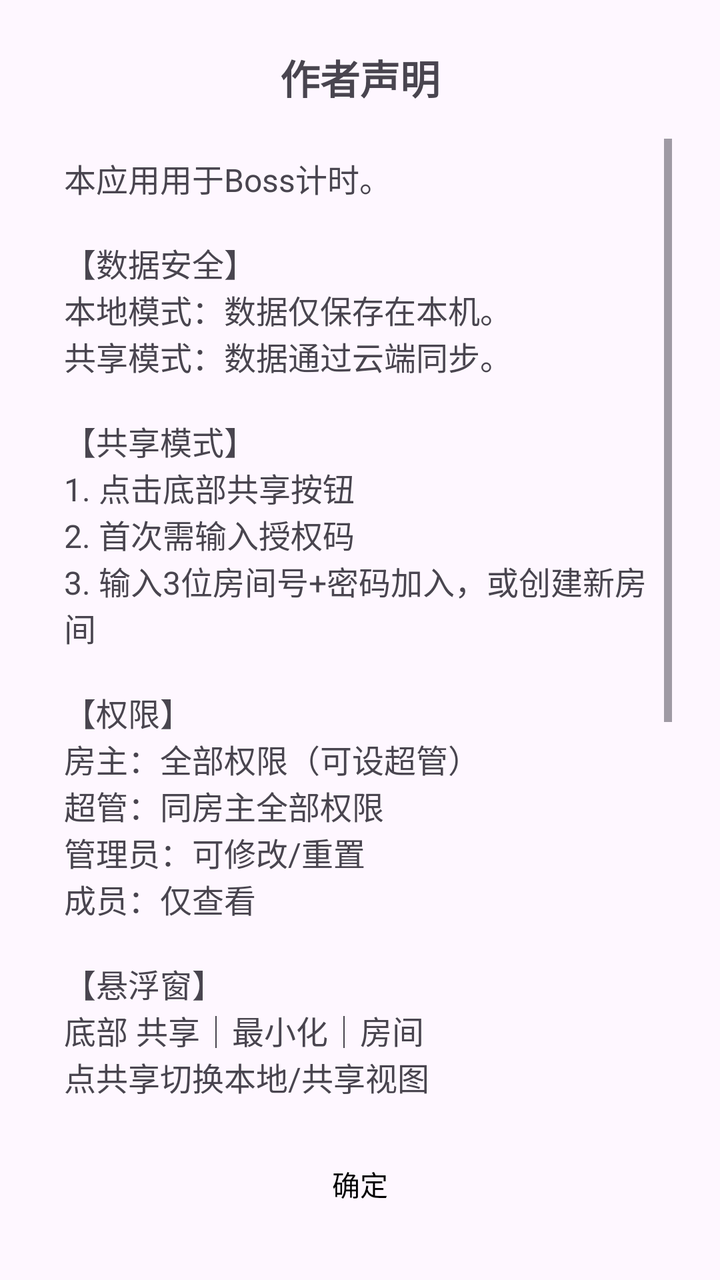
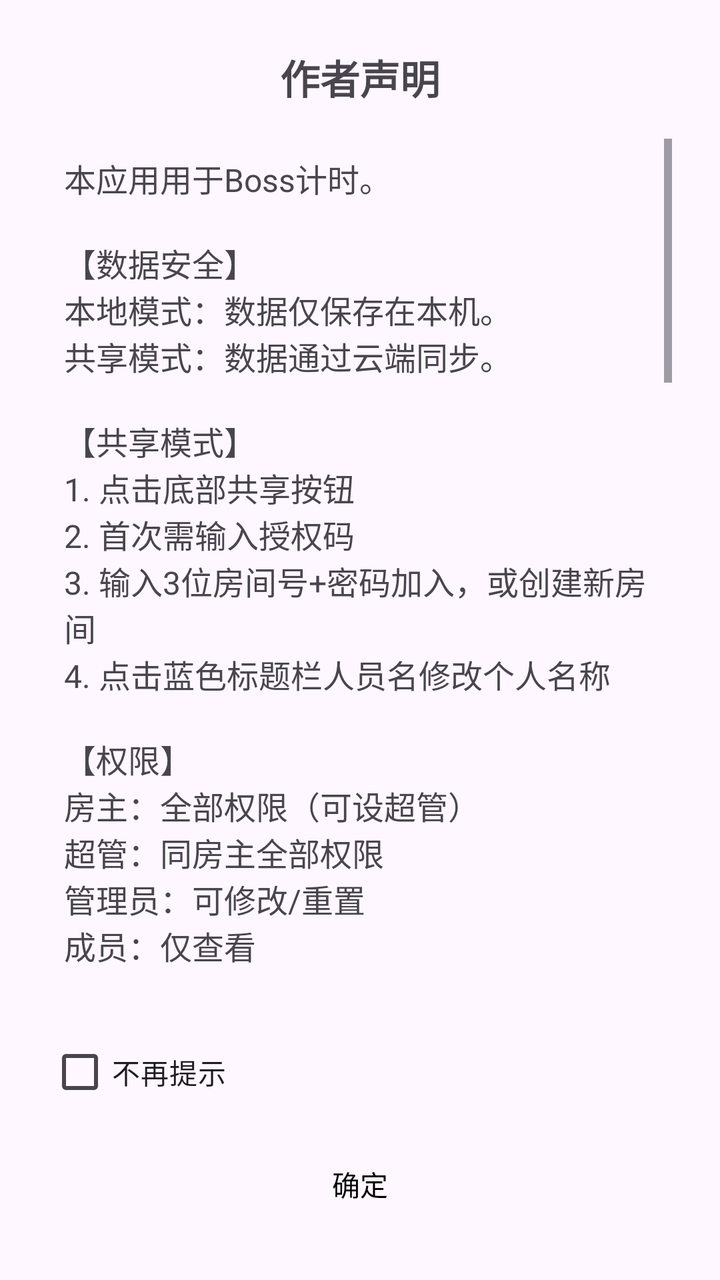

Two renders of the same Android screen: before a commit and after it. Below are the layout's source before the change and the commit's diff.
<!-- AndroidManifest.xml: application theme Theme.Boss -->
<!-- res/layout/dialog_author.xml -->
<?xml version="1.0" encoding="utf-8"?>
<LinearLayout xmlns:android="http://schemas.android.com/apk/res/android"
    android:layout_width="match_parent"
    android:layout_height="wrap_content"
    android:orientation="vertical"
    android:padding="24dp">

    <TextView
        android:layout_width="match_parent"
        android:layout_height="wrap_content"
        android:text="@string/author_dialog_title"
        android:textSize="20sp"
        android:textStyle="bold"
        android:gravity="center"
        android:layout_marginBottom="16dp"/>

    <ScrollView
        android:layout_width="match_parent"
        android:layout_height="0dp"
        android:layout_weight="1"
        android:scrollbars="vertical"
        android:fadeScrollbars="false"
        android:maxHeight="300dp">

        <TextView
            android:layout_width="match_parent"
            android:layout_height="wrap_content"
            android:text="@string/author_statement"
            android:textSize="16sp"
            android:padding="8dp"/>

    </ScrollView>

    <Button
        android:id="@+id/btn_ok"
        android:layout_width="match_parent"
        android:layout_height="wrap_content"
        android:text="@string/dialog_button_ok"
        android:textColor="#000000"
        android:layout_marginTop="16dp"
        android:background="@android:color/transparent"/>

</LinearLayout>
<!-- resources referenced by this layout -->
<resources>
  <string name="author_dialog_title">作者声明</string>
  <string name="author_statement">本应用用于Boss计时。\n\n【数据安全】\n本地模式：数据仅保存在本机。\n共享模式：数据通过云端同步。\n\n【共享模式】\n1. 点击底部"共享"按钮\n2. 首次需输入授权码\n3. 输入3位房间号+密码加入，或创建新房间\n\n【权限】\n房主：全部权限（可设超管）\n超管：同房主全部权限\n管理员：可修改/重置\n成员：仅查看\n\n【悬浮窗】\n底部 共享｜最小化｜房间\n点"共享"切换本地/共享视图\n点"房间"查看信息或房间列表\n蓝色栏左侧☆可收藏房间\n收藏后点房间按钮可直接加入\n\n【同步】\n房主/超管操作即时推送云端\n每60秒自动检查版本号\n版本变化时下载更新\n\n【三语】\n搜索框右侧🌐切换中英韩。\n\n【联系】\nQQ: 1781391759 / 810026494</string>
  <string name="dialog_button_ok">确定</string>
  <style name="Theme.Boss" parent="Base.Theme.Boss" />
  <style name="Base.Theme.Boss" parent="Theme.Material3.DayNight.NoActionBar">
          
          
      </style>
</resources>

<!-- the commit's change to res/layout/dialog_author.xml (unified diff, before → after) -->
@@ -31,13 +31,21 @@
 
     </ScrollView>
 
+    <CheckBox
+        android:id="@+id/chk_no_more"
+        android:layout_width="match_parent"
+        android:layout_height="wrap_content"
+        android:text="@string/no_more_tip"
+        android:textSize="14sp"
+        android:layout_marginTop="8dp" />
+
     <Button
         android:id="@+id/btn_ok"
         android:layout_width="match_parent"
         android:layout_height="wrap_content"
         android:text="@string/dialog_button_ok"
         android:textColor="#000000"
-        android:layout_marginTop="16dp"
+        android:layout_marginTop="8dp"
         android:background="@android:color/transparent"/>
 
 </LinearLayout>
<!-- resource entries referenced after the edit -->
@@ -1,8 +1,9 @@
 <!-- resources referenced by this layout -->
 <resources>
   <string name="author_dialog_title">作者声明</string>
-  <string name="author_statement">本应用用于Boss计时。\n\n【数据安全】\n本地模式：数据仅保存在本机。\n共享模式：数据通过云端同步。\n\n【共享模式】\n1. 点击底部"共享"按钮\n2. 首次需输入授权码\n3. 输入3位房间号+密码加入，或创建新房间\n\n【权限】\n房主：全部权限（可设超管）\n超管：同房主全部权限\n管理员：可修改/重置\n成员：仅查看\n\n【悬浮窗】\n底部 共享｜最小化｜房间\n点"共享"切换本地/共享视图\n点"房间"查看信息或房间列表\n蓝色栏左侧☆可收藏房间\n收藏后点房间按钮可直接加入\n\n【同步】\n房主/超管操作即时推送云端\n每60秒自动检查版本号\n版本变化时下载更新\n\n【三语】\n搜索框右侧🌐切换中英韩。\n\n【联系】\nQQ: 1781391759 / 810026494</string>
+  <string name="author_statement">本应用用于Boss计时。\n\n【数据安全】\n本地模式：数据仅保存在本机。\n共享模式：数据通过云端同步。\n\n【共享模式】\n1. 点击底部"共享"按钮\n2. 首次需输入授权码\n3. 输入3位房间号+密码加入，或创建新房间\n4. 点击蓝色标题栏人员名修改个人名称\n\n【权限】\n房主：全部权限（可设超管）\n超管：同房主全部权限\n管理员：可修改/重置\n成员：仅查看\n\n【悬浮窗】\n底部 共享｜最小化｜房间\n点"共享"切换本地/共享视图\n切换按钮带红点●表示另一侧有提醒\n点"房间"查看信息或房间列表\n蓝色栏左侧☆可收藏房间\n房间信息内可点击"日志"查看操作记录\n点击刷新时间切换显示 时分→时分秒\n\n【防御误触】\n悬浮窗重置后锁定所有按钮3秒\n主页面重置/删除按钮默认隐藏\n点击标题栏"重置"或"删除"才显示\n最小化后双击悬浮窗可锁定位置\n\n【主页面】\n蓝色标题栏点击人员名→修改个人名称\n点击Boss名称→修改名称和重置周期\n点击刷新时间→修改死亡/刷新时间\n点击剩余时间→修改剩余时间\n\n【递减模式】\n随死亡次数减少刷新时间\n点击名称→递减设置，设置减少时间和次数\n重置时自动计算，名称前显示▼标记\n\n【同步】\n房主/超管操作即时推送云端\n每60秒自动检查版本号\n版本变化时下载更新\n\n【三语】\n搜索框右侧🌐切换中英韩。\n\n【新功能】\n服务器重启：房主/超管点击主页面蓝色"共享房间"标题→选择"服务器重启"→确认后归零当前房间所有普通boss时间\n跨房间提醒：悬浮窗定时扫描其他房间boss，临近刷新时系统通知提醒，房间按钮显示红点●\n切换房间：悬浮窗房间信息内点击"切换房间"，显示有通知的房间列表，点击即可切换\n\n【联系】\nQQ: 1781391759 / 810026494\nKakao: Uum27</string>
   <string name="dialog_button_ok">确定</string>
+  <string name="no_more_tip">不再提示</string>
   <style name="Theme.Boss" parent="Base.Theme.Boss" />
   <style name="Base.Theme.Boss" parent="Theme.Material3.DayNight.NoActionBar">
           
